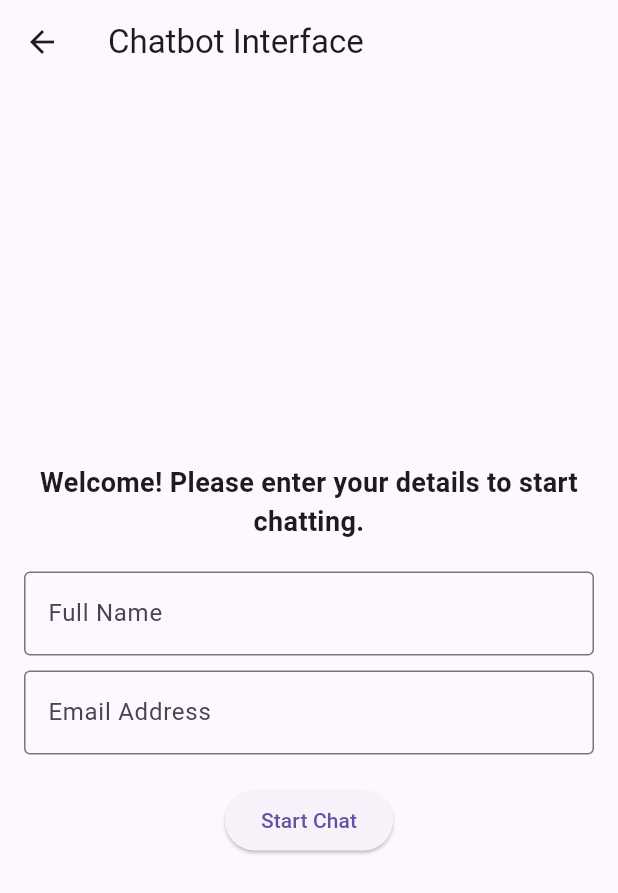
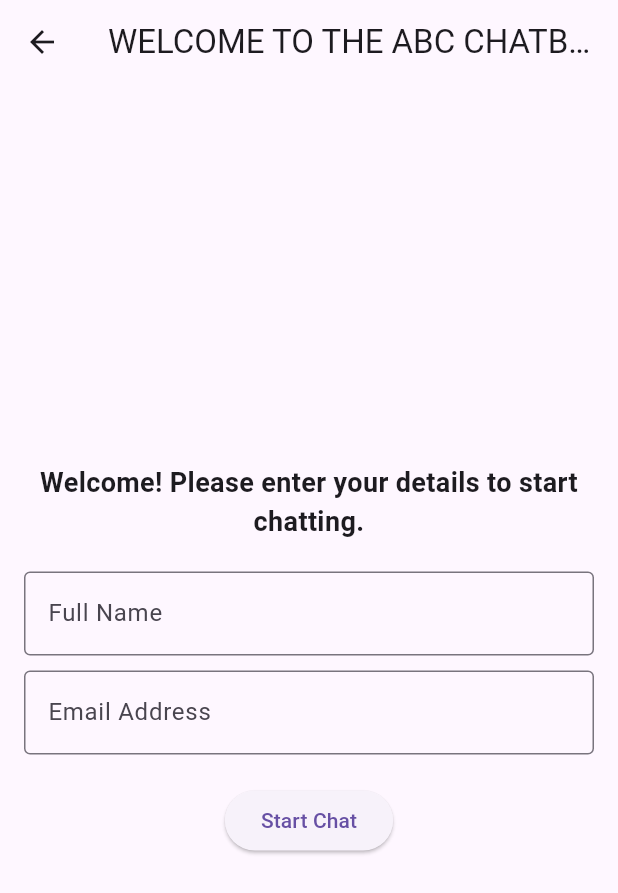
Before and after one commit to Thilan071/car-sales-agent, a Flutter app: the ChatbotScreen screen opened directly, on a phone screen of 412 x 824 dp. Shown: the top 893 px of the screen. Run offline on Flutter 3.47's test engine with Material 3 defaults, Android fonts, the phone set to English and light mode, and no system bars; network calls fail.

Commit message:
update the code

```diff
--- a/lib/main.dart
+++ b/lib/main.dart
@@ -278,7 +278,7 @@ class _ChatbotScreenState extends State<ChatbotScreen> {
   @override
   Widget build(BuildContext context) {
     return Scaffold(
-      appBar: AppBar(title: const Text('Chatbot Interface')),
+      appBar: AppBar(title: const Text('WELCOME TO THE ABC CHATBOT')),
       body: _isUserRegistered ? buildChatInterface() : buildUserForm(),
     );
   }
```
